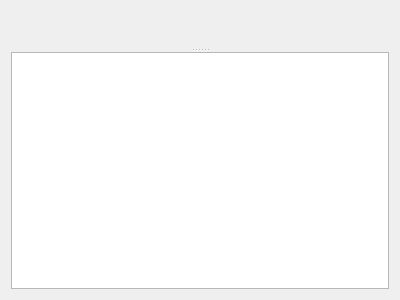
FreeHealth/freehealth, file plugins/icdplugin/icdcentralwidget.ui: the form before one commit.
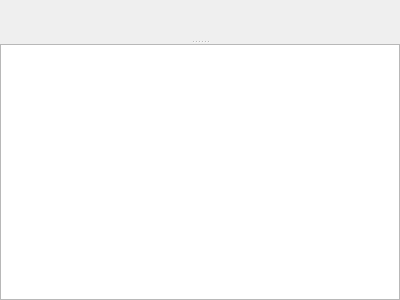
The form after the commit. Custom widgets are drawn as their Qt base class.

Commit message: ICD: - corrections in models and views - corrections in Db - adding Version table to db - autodownload ICD db if needed at app startup - preparing XML encoding of ICD collection - preparing ICD toolbar and actions

```diff
--- a/plugins/icdplugin/icdcentralwidget.ui
+++ b/plugins/icdplugin/icdcentralwidget.ui
@@ -14,12 +14,21 @@
    <string>Form</string>
   </property>
   <layout class="QGridLayout" name="gridLayout">
+   <property name="margin">
+    <number>0</number>
+   </property>
    <item row="0" column="0">
     <widget class="QSplitter" name="splitter">
      <property name="orientation">
       <enum>Qt::Vertical</enum>
      </property>
      <widget class="ICD::IcdCodeSelector" name="selector" native="true"/>
+     <widget class="QWidget" name="verticalLayoutWidget">
+      <layout class="QVBoxLayout" name="collectionLayout">
+       <property name="spacing">
+        <number>2</number>
+       </property>
+       <item>
      <widget class="QTreeView" name="collectionView">
       <property name="sizePolicy">
        <sizepolicy hsizetype="Expanding" vsizetype="Preferred">
@@ -27,6 +36,18 @@
         <verstretch>0</verstretch>
        </sizepolicy>
       </property>
+         <property name="editTriggers">
+          <set>QAbstractItemView::NoEditTriggers</set>
+         </property>
+         <property name="alternatingRowColors">
+          <bool>true</bool>
+         </property>
+         <property name="verticalScrollMode">
+          <enum>QAbstractItemView::ScrollPerPixel</enum>
+         </property>
+        </widget>
+       </item>
+      </layout>
      </widget>
     </widget>
    </item>
```
Lines whose indentation alone changed are shown as unchanged. The commit also changes 19 other files.
